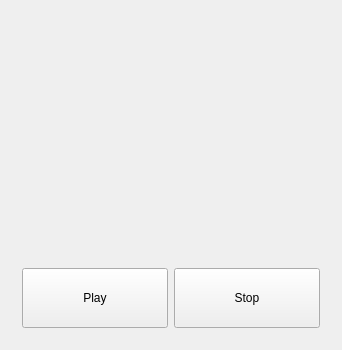
Before: the Qt Designer form video_overlay/mainwindow.ui in saibi/cam_gst_qt, drawn with Qt 5.
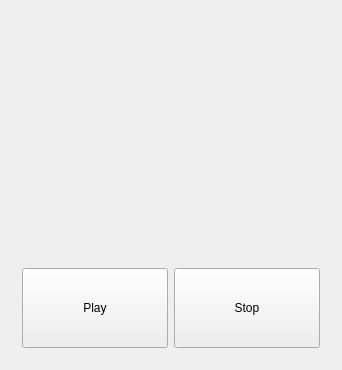
After: the same form once the commit is applied.

Commit message: rk3399 widget test

```diff
--- a/video_overlay/mainwindow.ui
+++ b/video_overlay/mainwindow.ui
@@ -7,7 +7,7 @@
     <x>0</x>
     <y>0</y>
     <width>338</width>
-    <height>342</height>
+    <height>368</height>
    </rect>
   </property>
   <property name="windowTitle">
@@ -31,6 +31,19 @@
       </property>
      </widget>
     </item>
+    <item>
+     <spacer name="verticalSpacer">
+      <property name="orientation">
+       <enum>Qt::Vertical</enum>
+      </property>
+      <property name="sizeHint" stdset="0">
+       <size>
+        <width>20</width>
+        <height>40</height>
+       </size>
+      </property>
+     </spacer>
+    </item>
     <item>
      <widget class="QWidget" name="widget_btns" native="true">
       <layout class="QHBoxLayout" name="horizontalLayout">
@@ -39,7 +52,7 @@
          <property name="minimumSize">
           <size>
            <width>0</width>
-           <height>60</height>
+           <height>80</height>
           </size>
          </property>
          <property name="text">
@@ -52,7 +65,7 @@
          <property name="minimumSize">
           <size>
            <width>0</width>
-           <height>60</height>
+           <height>80</height>
           </size>
          </property>
          <property name="text">
```
The commit also changes 5 other files.
